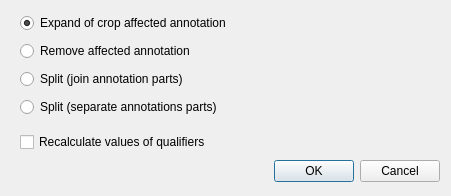
This is src/corelibs/U2Gui/src/util/EditSettingsDialog.ui in violethaze74/ugene as Qt 5 draws it before an edit. The edited form follows.
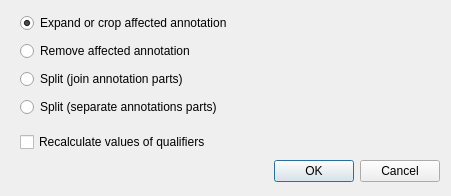
This is the edited form.

The edit to the form file:
```diff
--- a/src/corelibs/U2Gui/src/util/EditSettingsDialog.ui
+++ b/src/corelibs/U2Gui/src/util/EditSettingsDialog.ui
@@ -20,7 +20,7 @@
    <item>
     <widget class="QRadioButton" name="resizeRadioButton">
      <property name="text">
-      <string>Expand of crop affected annotation</string>
+      <string>Expand or crop affected annotation</string>
      </property>
      <property name="checked">
       <bool>true</bool>
```
